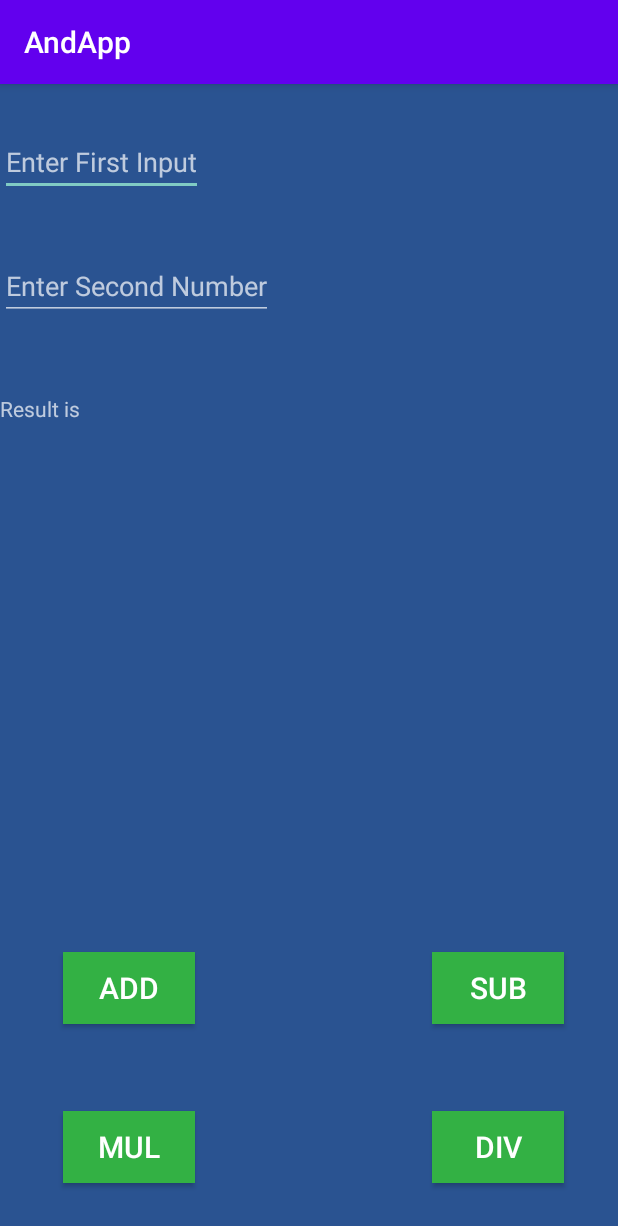
After one commit to MeAdarshMishra/AndApp, an Android app: the Calculator screen opened directly, with no data from a screen before it, on a phone screen of 412 x 824 dp. The commit adds this screen. Shown: the top 1226 px of the screen. Run offline under Robolectric (Android 15) with nearby library versions, the phone set to English and light mode, and no system bars.

Commit message:
Android Application

```diff
--- a/app/src/main/AndroidManifest.xml
+++ b/app/src/main/AndroidManifest.xml
@@ -14,6 +14,9 @@
         android:roundIcon="@mipmap/ic_launcher_round"
         android:supportsRtl="true"
         android:theme="@style/Theme.AndApp">
+        <activity
+            android:name=".Calculator"
+            android:exported="true" />
         <activity
             android:name=".Second"
             android:exported="true" />
--- /dev/null
+++ b/app/src/main/java/com/example/andapp/Calculator.java
@@ -0,0 +1,84 @@
+package com.example.andapp;
+
+import android.os.Bundle;
+import android.view.View;
+import android.widget.Button;
+import android.widget.EditText;
+import android.widget.TextView;
+import android.widget.Toast;
+
+import androidx.appcompat.app.AppCompatActivity;
+
+public class Calculator extends AppCompatActivity {
+    EditText e1, e2;
+    Button b1, b2, b3, b4;
+    TextView t1;
+
+    @Override
+    protected void onCreate(Bundle savedInstanceState) {
+        super.onCreate(savedInstanceState);
+        setContentView(R.layout.activity_calculator);
+        b1 = findViewById(R.id.button);
+        b2 = findViewById(R.id.button2);
+        b3 = findViewById(R.id.button3);
+        b4 = findViewById(R.id.button4);
+        e1 = findViewById(R.id.editText);
+        e2 = findViewById(R.id.editText2);
+        t1 = findViewById(R.id.textView);
+        b1.setOnClickListener(new View.OnClickListener() {
+            @Override
+            public void onClick(View view) {
+                String s1 = e1.getText().toString();
+                String s2 = e2.getText().toString();
+                Float f1 = Float.parseFloat(s1);
+                Float f2 = Float.parseFloat(s2);
+                Float f3 = f2 + f1;
+                String s3 = Float.toString(f3);
+                t1.setText(s3);
+                Toast.makeText(Calculator.this, "The Sum Of the number is " + s3, Toast.LENGTH_SHORT).show();
+            }
+        });
+        b2.setOnClickListener(new View.OnClickListener() {
+            @Override
+            public void onClick(View view) {
+                String s1 = e1.getText().toString();
+                String s2 = e2.getText().toString();
+                Float f1 = Float.parseFloat(s1);
+                Float f2 = Float.parseFloat(s2);
+                Float f3 = f2 - f1;
+                String s3 = Float.toString(f3);
+                t1.setText(s3);
+                Toast.makeText(Calculator.this, "Result is" + s3, Toast.LENGTH_SHORT).show();
+
+
+            }
+        });
+        b3.setOnClickListener(new View.OnClickListener() {
+            @Override
+            public void onClick(View view) {
+                String s1 = e1.getText().toString();
+                String s2 = e2.getText().toString();
+                Float f1 = Float.parseFloat(s1);
+                Float f2 = Float.parseFloat(s2);
+                Float f3 = f1 * f2;
+                String s3 = Float.toString(f3);
+                t1.setText(s3);
+                Toast.makeText(Calculator.this, "Reasult is " + s3, Toast.LENGTH_SHORT).show();
+
+            }
+        });
+        b4.setOnClickListener(new View.OnClickListener() {
+            @Override
+            public void onClick(View view) {
+                String s1 = e1.getText().toString();
+                String s2 = e2.getText().toString();
+                Float f1 = Float.parseFloat(s1);
+                Float f2 = Float.parseFloat(s2);
+                Float f3 = f1 / f2;
+                String s3 = Float.toString(f3);
+                t1.setText(s3);
+                Toast.makeText(Calculator.this, "Result is " + s3, Toast.LENGTH_SHORT).show();
+            }
+        });
+    }
+}
--- /dev/null
+++ b/app/src/main/res/layout/activity_calculator.xml
@@ -0,0 +1,94 @@
+<?xml version="1.0" encoding="utf-8"?>
+<RelativeLayout xmlns:android="http://schemas.android.com/apk/res/android"
+    android:layout_width="match_parent"
+    android:layout_height="match_parent"
+    android:background="#2a5391"
+    android:visibility="visible">
+
+    <Button
+        android:id="@+id/button"
+        style="@style/Base.TextAppearance.AppCompat.Title"
+        android:layout_width="wrap_content"
+        android:layout_height="wrap_content"
+        android:layout_above="@+id/button3"
+        android:layout_alignStart="@+id/button3"
+        android:layout_alignLeft="@+id/button3"
+        android:layout_alignParentStart="false"
+        android:layout_alignParentEnd="false"
+        android:layout_marginBottom="58dp"
+        android:background="#33b144"
+        android:text="ADD"
+        android:visibility="visible" />
+
+    <Button
+        android:id="@+id/button2"
+        style="@style/Base.TextAppearance.AppCompat.Title"
+        android:layout_width="wrap_content"
+        android:layout_height="wrap_content"
+        android:layout_alignTop="@+id/button"
+        android:layout_alignParentEnd="true"
+        android:layout_alignParentRight="true"
+        android:layout_marginEnd="36dp"
+        android:layout_marginRight="36dp"
+        android:background="#33b144"
+        android:text="SUB"
+        android:visibility="visible" />
+
+    <Button
+        android:id="@+id/button3"
+        style="@style/Base.TextAppearance.AppCompat.Title"
+        android:layout_width="wrap_content"
+        android:layout_height="wrap_content"
+        android:layout_alignParentStart="true"
+        android:layout_alignParentLeft="true"
+        android:layout_alignParentBottom="true"
+        android:layout_marginStart="42dp"
+        android:layout_marginLeft="42dp"
+        android:layout_marginBottom="35dp"
+        android:background="#33b144"
+        android:text="MUL" />
+
+    <Button
+        android:id="@+id/button4"
+        style="@style/Base.TextAppearance.AppCompat.Title"
+        android:layout_width="wrap_content"
+        android:layout_height="wrap_content"
+        android:layout_alignStart="@+id/button2"
+        android:layout_alignLeft="@+id/button2"
+        android:layout_alignTop="@+id/button3"
+        android:background="#33b144"
+        android:text="DIV" />
+
+    <EditText
+        android:id="@+id/editText"
+        android:layout_width="wrap_content"
+        android:layout_height="wrap_content"
+        android:layout_alignParentStart="true"
+        android:layout_alignParentLeft="true"
+        android:layout_alignParentTop="true"
+        android:layout_marginTop="29dp"
+        android:hint="Enter First Input"
+        android:inputType="numberDecimal" />
+
+    <EditText
+        android:id="@+id/editText2"
+        android:layout_width="wrap_content"
+        android:layout_height="wrap_content"
+        android:layout_below="@+id/editText"
+        android:layout_alignStart="@+id/editText"
+        android:layout_alignLeft="@+id/editText"
+        android:layout_marginTop="37dp"
+        android:hint="Enter Second Number"
+        android:inputType="numberDecimal" />
+
+    <TextView
+        android:id="@+id/textView"
+        android:layout_width="wrap_content"
+        android:layout_height="wrap_content"
+        android:layout_below="@+id/editText2"
+        android:layout_alignParentStart="true"
+        android:layout_alignParentLeft="true"
+        android:layout_marginTop="49dp"
+        android:hint="Result is "
+        android:text="Result is" />
+</RelativeLayout>
```
Also changed, not shown: app/src/main/java/com/example/andapp/AllApp.java (+19 -1 lines), app/src/main/res/layout/activity_all_app.xml (+10 -1 lines).
